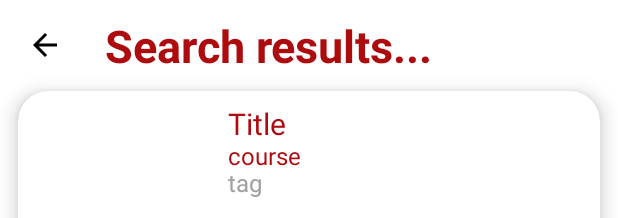
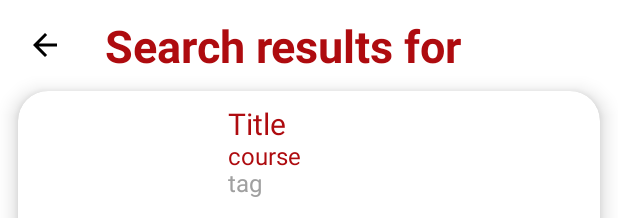
Before and after one commit to Persemat/09-UniFolder, an Android app: the layout fragment_search_result.xml on its own in the app's theme, with its tools: preview values and no code run, on a phone screen of 412 x 824 dp. Shown: the top 218 px of the screen. Run offline under Robolectric (Android 15) with nearby library versions, the phone set to English and light mode, and no system bars.

Commit message:
merge and search fix

```diff
--- a/app/src/main/java/com/example/unifolder/HomeFragment.java
+++ b/app/src/main/java/com/example/unifolder/HomeFragment.java
@@ -127,8 +127,10 @@ public class HomeFragment extends Fragment {
                     resultViewModel.searchDocuments(selectedCourse,selectedTag,query);
                     navController.navigate(R.id.searchResultFragment);
                 } else {
+                    Bundle bundle = new Bundle();
+                    bundle.putString("queryTerm",query);
                     resultViewModel.searchDocuments(query);
-                    navController.navigate(R.id.searchResultFragment);
+                    navController.navigate(R.id.searchResultFragment, bundle);
                 }
 
 
--- a/app/src/main/res/layout/fragment_home.xml
+++ b/app/src/main/res/layout/fragment_home.xml
@@ -4,8 +4,7 @@
     xmlns:tools="http://schemas.android.com/tools"
     android:layout_width="match_parent"
     android:layout_height="match_parent"
-    tools:context=".HomeFragment"
-    android:background="@color/white">
+    tools:context=".HomeFragment" >
 
     <TextView
         android:id="@+id/welcome_textview"
--- a/app/src/main/res/layout/fragment_search_result.xml
+++ b/app/src/main/res/layout/fragment_search_result.xml
@@ -4,8 +4,7 @@
     android:layout_width="match_parent"
     android:layout_height="match_parent"
     xmlns:app="http://schemas.android.com/apk/res-auto"
-    tools:context=".SearchResultFragment"
-    android:background="@color/white">
+    tools:context=".SearchResultFragment" >
 
     <TextView
         android:id="@+id/search_results"
@@ -25,11 +24,12 @@
         android:contentDescription="@string/back_button"
         android:layout_width="60dp"
         android:layout_height="60dp"
-        android:backgroundTint="@color/white"
+        android:backgroundTint="?android:colorBackground"
         android:src="@drawable/baseline_arrow_back_24"
         app:layout_constraintStart_toStartOf="parent"
         app:layout_constraintEnd_toStartOf="@id/search_results"
-        app:layout_constraintTop_toTopOf="parent"/>
+        app:layout_constraintTop_toTopOf="parent"
+        app:tint="?android:textColorPrimary" />
 
     <androidx.recyclerview.widget.RecyclerView
         android:id="@+id/recycler_view"
--- a/app/src/main/res/values-night/themes.xml
+++ b/app/src/main/res/values-night/themes.xml
@@ -2,6 +2,9 @@
     <!-- Base application theme. -->
     <style name="Base.Theme.UniFolder" parent="Theme.Material3.DayNight.NoActionBar">
         <item name="android:textColorPrimary">@color/white</item>
+        <item name="android:colorBackground">@color/black</item>
+        <item name="android:colorAccent">@color/darkred</item>
+        <item name="android:textAppearanceButton">@color/white</item>
         <!-- Customize your dark theme here. -->
         <!-- <item name="colorPrimary">@color/my_dark_primary</item> -->
     </style>
--- a/app/src/main/res/values/strings.xml
+++ b/app/src/main/res/values/strings.xml
@@ -43,7 +43,7 @@
     <string name="delete_account">Delete Account</string>
     <string name="error">Something went wrong</string>
     <string name="close">Close</string>
-    <string name="search_results">Search results...</string>
+    <string name="search_results">Search results for </string>
     <string name="error_password" translatable="false">Password should be at least 8 characters</string>
     <string name="error_user_collision_message" translatable="false">The email address is already in use by another account</string>
     <string name="unexpected_error" translatable="false">Unexpected error</string>
--- a/app/src/main/res/values/themes.xml
+++ b/app/src/main/res/values/themes.xml
@@ -2,6 +2,9 @@
     <!-- Base application theme. -->
     <style name="Base.Theme.UniFolder" parent="Theme.Material3.DayNight.NoActionBar">
         <item name="android:textColorPrimary">@color/black</item>
+        <item name="android:colorBackground">@color/white</item>
+        <item name="android:colorAccent">@color/darkred</item>
+        <item name="android:textAppearanceButton">@color/white</item>
         <!-- Customize your light theme here. -->
         <!-- <item name="colorPrimary">@color/my_light_primary</item> -->
     </style>
```
Also changed, not shown: app/src/main/java/com/example/unifolder/Adapter/DocumentAdapter.java (+6 -3 lines), app/src/main/java/com/example/unifolder/SearchResultFragment.java (+15 -7 lines), app/src/main/res/layout/fragment_upload.xml (+3 -4 lines), 1 other file.
